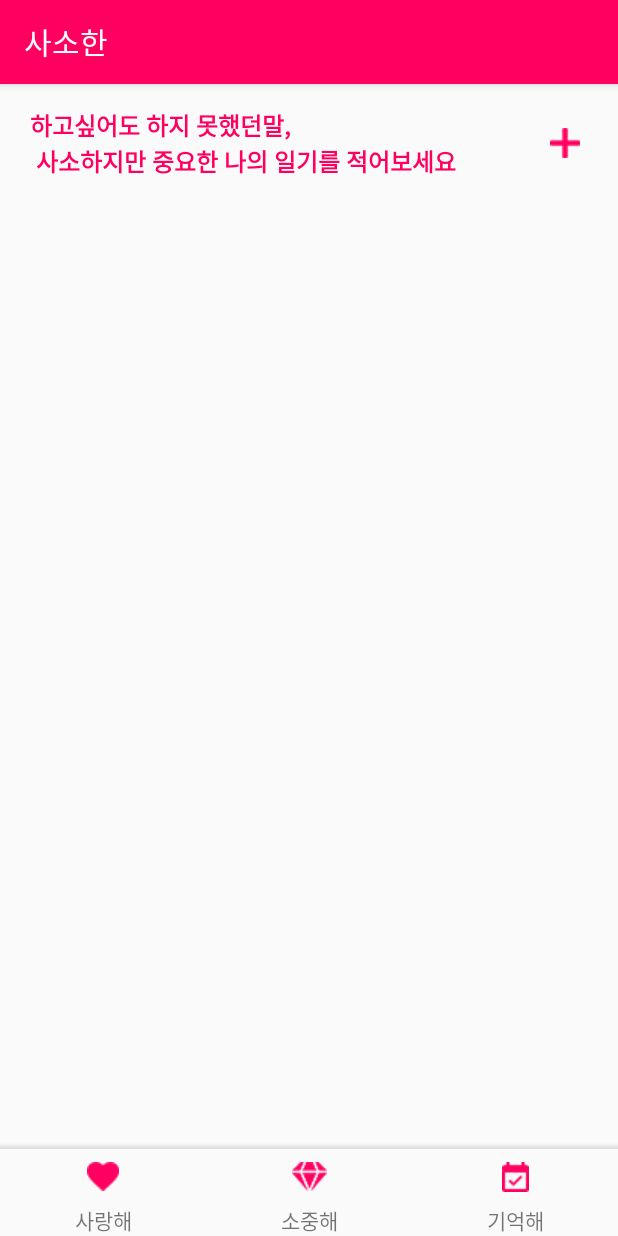
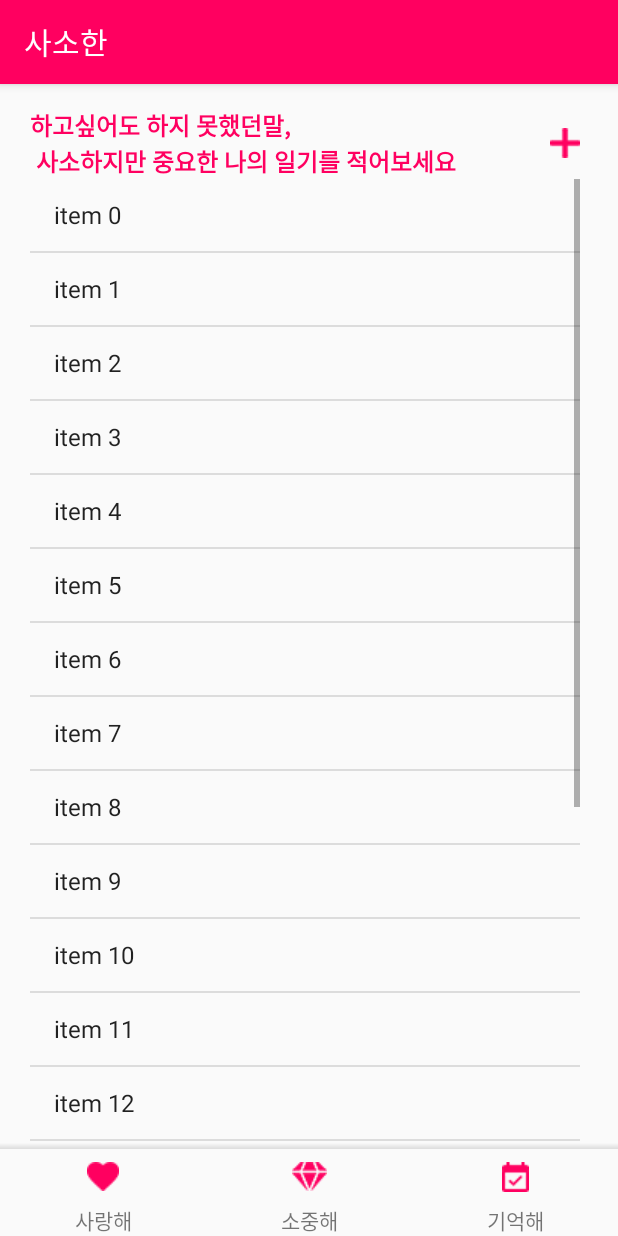
Before and after one commit to tmddus/SASOHAN, an Android app: the screen it shows after launch (MainActivity), after a tap on an icon or button, on a phone screen of 412 x 824 dp. Run offline under Robolectric (Android 15) with nearby library versions, the phone set to English and light mode, and no system bars.

Commit message:
사랑해 임시리스트 추가

```diff
--- a/app/src/main/AndroidManifest.xml
+++ b/app/src/main/AndroidManifest.xml
@@ -9,7 +9,7 @@
         android:roundIcon="@mipmap/ic_launcher_round"
         android:supportsRtl="true"
         android:theme="@style/AppTheme">
-        <activity android:name=".WriteActibity"></activity>
+        <activity android:name=".WriteActibity" />
         <activity
             android:name=".MainActivity"
             android:label="@string/app_name">
--- a/app/src/main/java/com/example/sasohan/Fragment1.java
+++ /dev/null
@@ -1,36 +0,0 @@
-package com.example.sasohan;
-
-import android.content.Intent;
-import android.support.v4.app.Fragment;
-import android.os.Bundle;
-import android.view.LayoutInflater;
-import android.view.View;
-import android.view.ViewGroup;
-import android.widget.ImageButton;
-
-public class Fragment1 extends Fragment  {
-
-    private ImageButton add_btn;
-View view;
-    public Fragment1() {
-    }
-
-
-    @Override
-    public View onCreateView(LayoutInflater inflater, ViewGroup container,
-                             Bundle savedInstanceState) {
-        view = inflater.inflate(R.layout.saranghae_list, container, false);
-        add_btn = view.findViewById(R.id.btn_add);
-        add_btn.setOnClickListener(new View.OnClickListener() {
-            @Override
-            public void onClick(View v) {
-                Intent intent = new Intent(getActivity(), WriteActibity.class);
-                startActivity(intent);
-            }
-        });
-        return view;
-
-    }
-
-
-}
--- a/app/src/main/java/com/example/sasohan/Fragment2.java
+++ b/app/src/main/java/com/example/sasohan/Fragment2.java
@@ -18,7 +18,7 @@ public class Fragment2 extends Fragment {
     public View onCreateView(LayoutInflater inflater, ViewGroup container,
                              Bundle savedInstanceState) {
         // Inflate the layout for this fragment
-        return inflater.inflate(R.layout.fragment_fragment2, container, false);
+        return inflater.inflate(R.layout.sojunghae_1, container, false);
     }
 
 }
--- /dev/null
+++ b/app/src/main/java/com/example/sasohan/ListActivity.java
@@ -0,0 +1,50 @@
+package com.example.sasohan;
+
+import android.content.Intent;
+import android.support.v4.app.Fragment;
+import android.os.Bundle;
+import android.view.LayoutInflater;
+import android.view.View;
+import android.view.ViewGroup;
+import android.widget.ArrayAdapter;
+import android.widget.ImageButton;
+import android.widget.ListView;
+
+import java.util.ArrayList;
+
+public class ListActivity extends Fragment  {
+
+    private ImageButton btn_gowrite;
+    private ArrayList<String> list = new ArrayList<>();
+    View view;
+    public ListActivity() {}
+
+
+    @Override
+    public View onCreateView(LayoutInflater inflater, ViewGroup container,
+                             Bundle savedInstanceState) {
+
+        view = inflater.inflate(R.layout.saranghae_list, container, false);
+
+        //글쓰기 버튼
+        btn_gowrite = view.findViewById(R.id.btn_gowrite);
+        btn_gowrite.setOnClickListener(new View.OnClickListener() {
+            @Override
+            public void onClick(View v) {
+                Intent intent = new Intent(getActivity(), WriteActibity.class);
+                startActivity(intent);
+            }
+        });
+        //글 목록
+        ArrayAdapter adapter = new ArrayAdapter(getActivity(), android.R.layout.simple_list_item_1, list);
+        for (int i = 0; i < 20; i++) {
+            list.add("item " + i); //임시데이터
+        }
+        ListView listview = (ListView) view.findViewById(R.id.listview) ;
+        listview.setAdapter(adapter);
+
+        return view;
+    }
+
+
+}
--- a/app/src/main/java/com/example/sasohan/MainActivity.java
+++ b/app/src/main/java/com/example/sasohan/MainActivity.java
@@ -1,13 +1,9 @@
 package com.example.sasohan;
 
 import android.os.Bundle;
-import android.support.annotation.NonNull;
-import android.support.design.widget.BottomNavigationView;
 import android.support.v4.app.FragmentTransaction;
 import android.support.v7.app.AppCompatActivity;
-import android.view.MenuItem;
 import android.view.View;
-import android.widget.Button;
 import android.widget.ImageButton;
 import android.widget.TextView;
 
@@ -83,7 +79,7 @@ public class MainActivity extends AppCompatActivity implements View.OnClickListe
                 break;
             case 1:
                 // '프래그먼트1' 호출
-                Fragment1 fragment1 = new Fragment1();
+                ListActivity fragment1 = new ListActivity();
                 transaction.replace(R.id.fragment_container, fragment1);
                 transaction.commit();
                 break;
--- a/app/src/main/res/layout/saranghae_list.xml
+++ b/app/src/main/res/layout/saranghae_list.xml
@@ -31,7 +31,7 @@
                 android:layout_height="0dp"
                 android:layout_weight="1" />
             <ImageButton
-                android:id="@+id/btn_add"
+                android:id="@+id/btn_gowrite"
                 android:layout_width="wrap_content"
                 android:layout_height="match_parent"
                 android:src="@drawable/plus_sign"
@@ -39,11 +39,9 @@
         </LinearLayout>
 
         <ListView
+            android:id="@+id/listview"
             android:layout_width="match_parent"
-            android:layout_height="wrap_content">
-
-
-        </ListView>
+            android:layout_height="wrap_content"/>
 
 
     </LinearLayout>
--- a/app/src/main/res/layout/saranghae_wirte.xml
+++ b/app/src/main/res/layout/saranghae_wirte.xml
@@ -4,7 +4,7 @@
     android:layout_width="match_parent"
     android:layout_height="match_parent"
     xmlns:app="http://schemas.android.com/apk/res-auto"
-    tools:context="Fragment1">
+    tools:context=".ListActivity">
     <LinearLayout
         android:layout_width="match_parent"
         android:layout_height="match_parent"
@@ -105,6 +105,7 @@
             android:layout_marginLeft="20dp"
             android:layout_marginRight="25dp">
             <Button
+                android:id="@+id/btn_add"
                 android:layout_width="match_parent"
                 android:layout_height="match_parent"
                 android:text="추가하기"
```
Also changed, not shown: app/src/main/java/com/example/sasohan/WriteActibity.java (+25 -1 lines).
